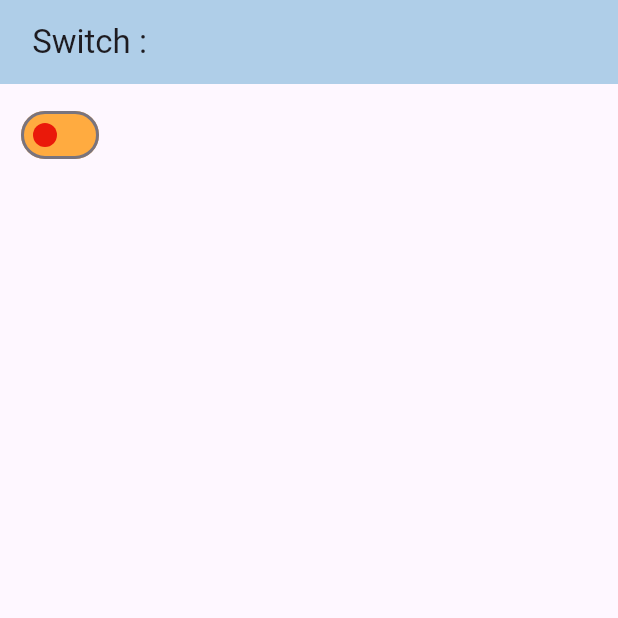
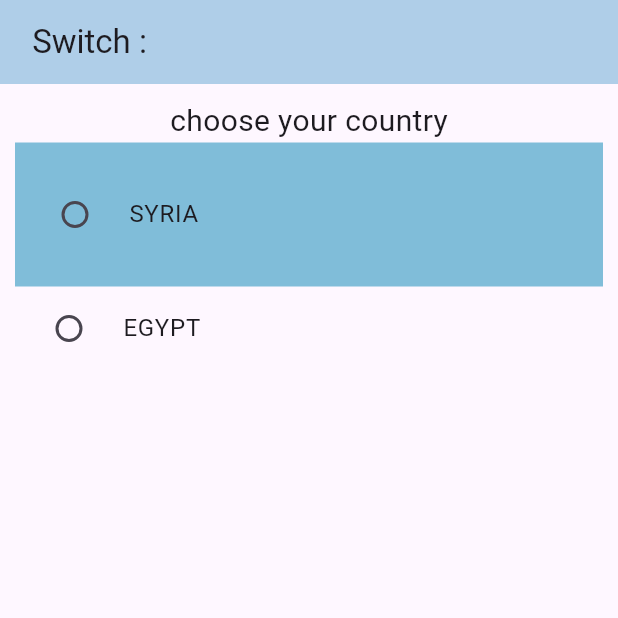
Before and after one commit to HussenAlwees/basics, a Flutter app: the screen it shows after launch, on a phone screen of 412 x 824 dp, the top half of it. Run offline on Flutter 3.47's test engine with Material 3 defaults, Android fonts, the phone set to English and light mode, and no system bars.

Commit message:
RadioListTile

```diff
--- a/lib/main.dart
+++ b/lib/main.dart
@@ -12,7 +12,7 @@ class MyApp extends StatefulWidget {
 }
 
 class _MyAppState extends State<MyApp> {
-  bool switch_state = false;
+  String? country;
 
   @override
   Widget build(BuildContext context) {
@@ -26,18 +26,34 @@ class _MyAppState extends State<MyApp> {
           padding: EdgeInsets.all(10),
           child: Column(
             children: [
-              Switch(
-                  activeColor: const Color.fromARGB(255, 25, 220, 31),
-                  inactiveThumbColor: const Color.fromARGB(255, 234, 25, 10),
-                  inactiveTrackColor: Colors.orangeAccent,
-                  activeTrackColor: const Color.fromARGB(255, 33, 89, 243),
-                  value: switch_state,
+              Text(
+                "choose your country",
+                style: TextStyle(fontSize: 20),
+              ),
+              RadioListTile(
+                  tileColor: const Color.fromARGB(255, 128, 189, 217),
+                  activeColor: const Color.fromARGB(255, 243, 72, 33),
+                  contentPadding: EdgeInsets.all(20),
+                  title: Text("SYRIA"),
+                  value: "syria",
+                  groupValue: country,
                   onChanged: (val) {
-                    print("changed");
                     setState(() {
-                      switch_state = val;
+                      country = val;
                     });
-                  }) //switch
+                    print(val);
+                  }),
+              RadioListTile(
+                  activeColor: Color.fromARGB(255, 26, 220, 159),
+                  title: Text("EGYPT"),
+                  value: "Egypt",
+                  groupValue: country,
+                  onChanged: (val) {
+                    setState(() {
+                      country = val;
+                    });
+                    print(val);
+                  }),
             ],
           ), // column
         ), //Container
```
